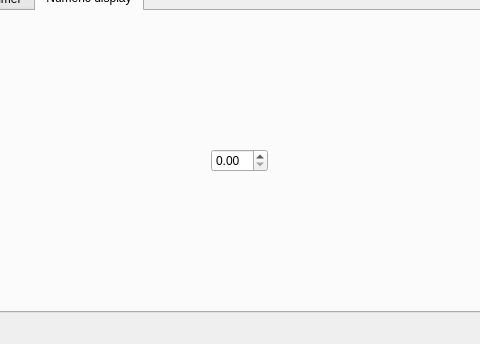
Above: sw/nixiedisp-gui/ui/mainwin.ui from jtsiomb/nixiedisp before the change; both pictures show x 85 to 565 and y 275 to 619 of the 650 by 619 pixel window. Below: the same form after it.
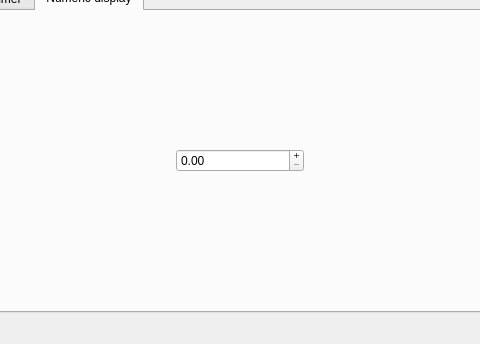
That is the form after the change. The open tabs and pages were chosen to show the change.

Commit message: almost done with the main functionality of the GUI

Diff of the .ui file:
```diff
--- a/sw/nixiedisp-gui/ui/mainwin.ui
+++ b/sw/nixiedisp-gui/ui/mainwin.ui
@@ -467,7 +467,20 @@
          </spacer>
         </item>
         <item>
-         <widget class="QDoubleSpinBox" name="spin_shownum"/>
+         <widget class="QDoubleSpinBox" name="spin_shownum">
+          <property name="minimumSize">
+           <size>
+            <width>128</width>
+            <height>0</height>
+           </size>
+          </property>
+          <property name="buttonSymbols">
+           <enum>QAbstractSpinBox::PlusMinus</enum>
+          </property>
+          <property name="maximum">
+           <double>999999.000000000000000</double>
+          </property>
+         </widget>
         </item>
         <item>
          <spacer name="horizontalSpacer_6">
```
Left out of the diff: 2 changed lines with no effect on the pictures. The commit also changes 5 other files.
